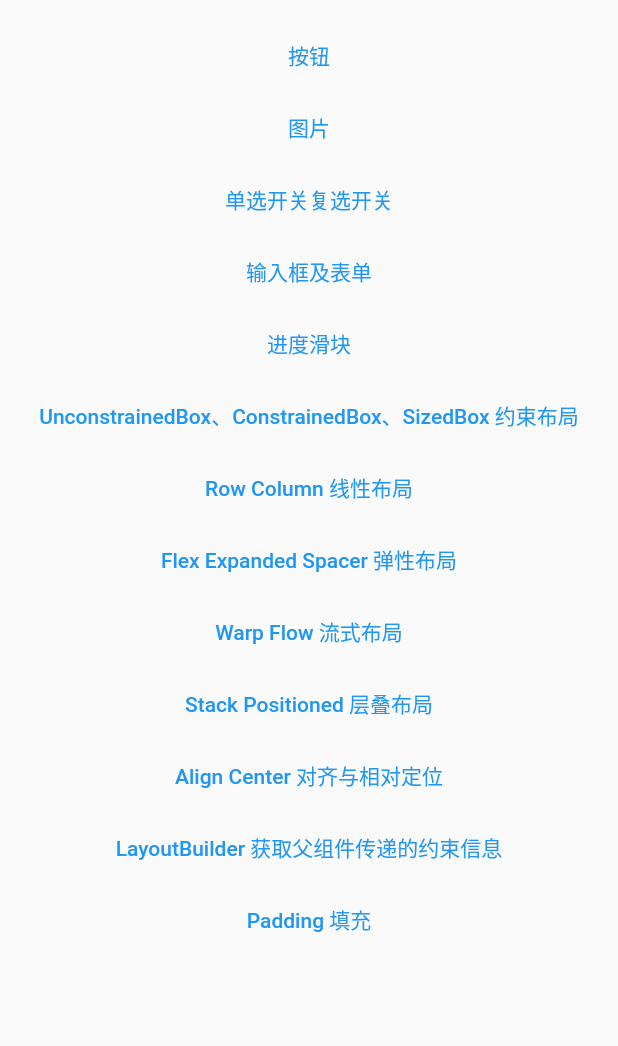
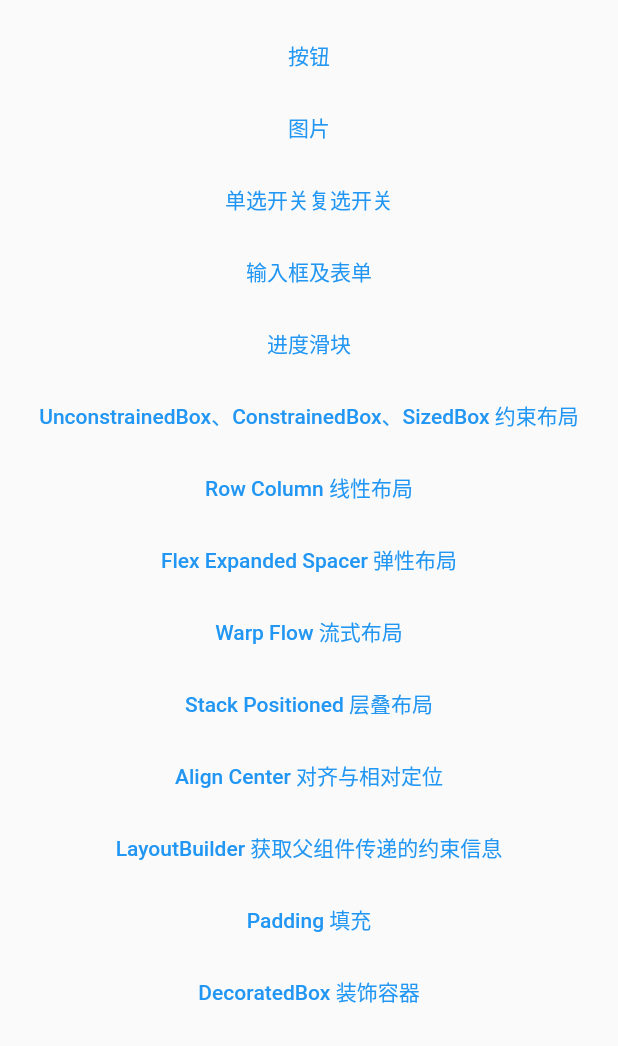
Before and after one commit to xxxIxxxx/flutter_ddup, a Flutter app: the screen it shows after launch, scrolled down 78 dp, on a phone screen of 412 x 824 dp, the part 190-1236 px from its top. Run offline on Flutter 3.47's test engine with Material 2 defaults, Android fonts, the phone set to English and light mode, and no system bars; our stand-ins replace fluro.

Commit message:
DecoratedBox装饰容器渐变边框等

```diff
--- a/lib/app/home_page.dart
+++ b/lib/app/home_page.dart
@@ -139,6 +139,13 @@ class _MyHomePageState extends State<MyHomePage> {
             },
             child: const Text("Padding 填充"),
           ),
+          TextButton(
+            onPressed: () {
+              Application.router.navigateTo(context, Routes.decoratedBox,
+                  transition: TransitionType.native);
+            },
+            child: const Text("DecoratedBox 装饰容器"),
+          ),
         ],
       ),
     );
--- a/lib/route/route_handlers.dart
+++ b/lib/route/route_handlers.dart
@@ -2,6 +2,7 @@ import 'package:fluro/fluro.dart';
 import 'package:flutter/cupertino.dart';
 import 'package:flutter_ddup/app/home_page.dart';
 import '../class/Align,Center对齐与相对定位/align_center_page.dart';
+import '../class/DecoratedBox装饰容器渐变边框等/decorated_box_page.dart';
 import '../class/Flex,Expanded,Spacer弹性布局/flex_expanded_page.dart';
 import '../class/LayoutBuilder获取父组件传递的约束信息/layout_builder_page.dart';
 import '../class/Padding填充/padding_page.dart';
@@ -109,3 +110,9 @@ var paddingHandeler = Handler(
     handlerFunc: (BuildContext? context, Map<String, List<String>> params) {
   return const PaddingPage();
 });
+
+
+var decoratedBoxHandeler = Handler(
+    handlerFunc: (BuildContext? context, Map<String, List<String>> params) {
+  return const DecoratedBoxPage();
+});
--- a/lib/route/routes.dart
+++ b/lib/route/routes.dart
@@ -23,6 +23,7 @@ class Routes {
   static String alignCenter = "/alignCenter";
   static String layoutBuilder = "/layoutBuilder";
   static String padding = "/padding";
+  static String decoratedBox = "/decoratedBox";
 
   static void configureRoutes(FluroRouter router) {
     router.notFoundHandler = Handler(
@@ -47,5 +48,6 @@ class Routes {
     router.define(alignCenter, handler: alignCenterHandeler);
     router.define(layoutBuilder, handler: layoutBuilderHandeler);
     router.define(padding, handler: paddingHandeler);
+    router.define(decoratedBox, handler: decoratedBoxHandeler);
   }
 }
```
Also changed, not shown: lib/class/DecoratedBox装饰容器渐变边框等/decorated_box_page.dart (added, +59 -0 lines), 2 other files.
